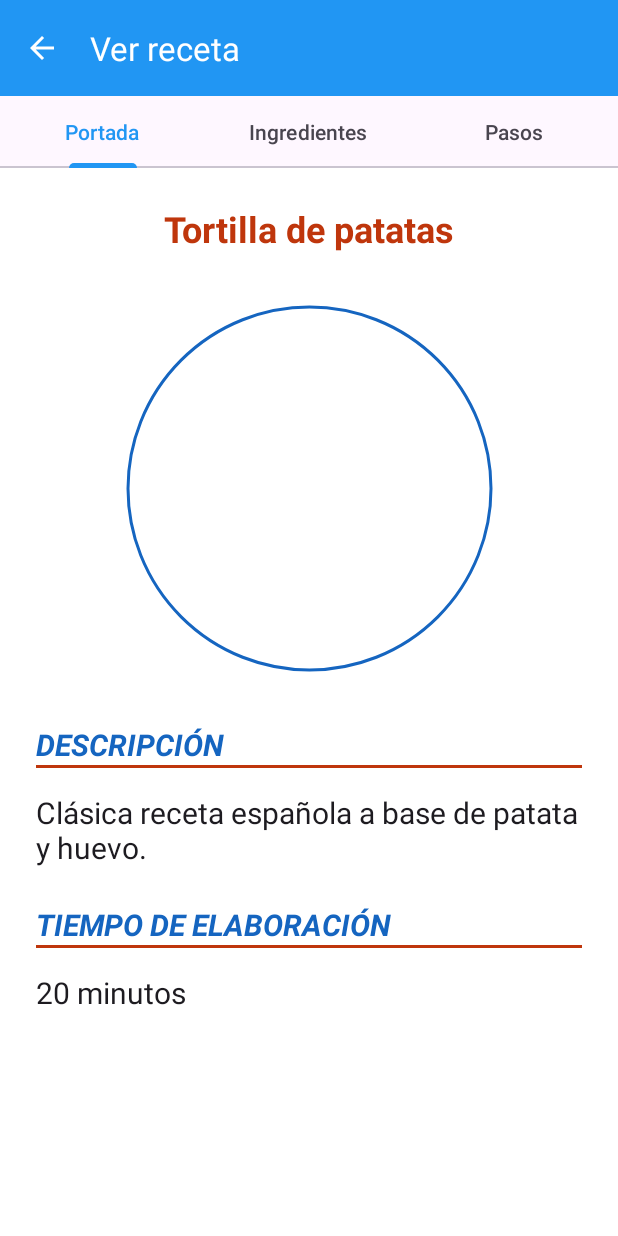
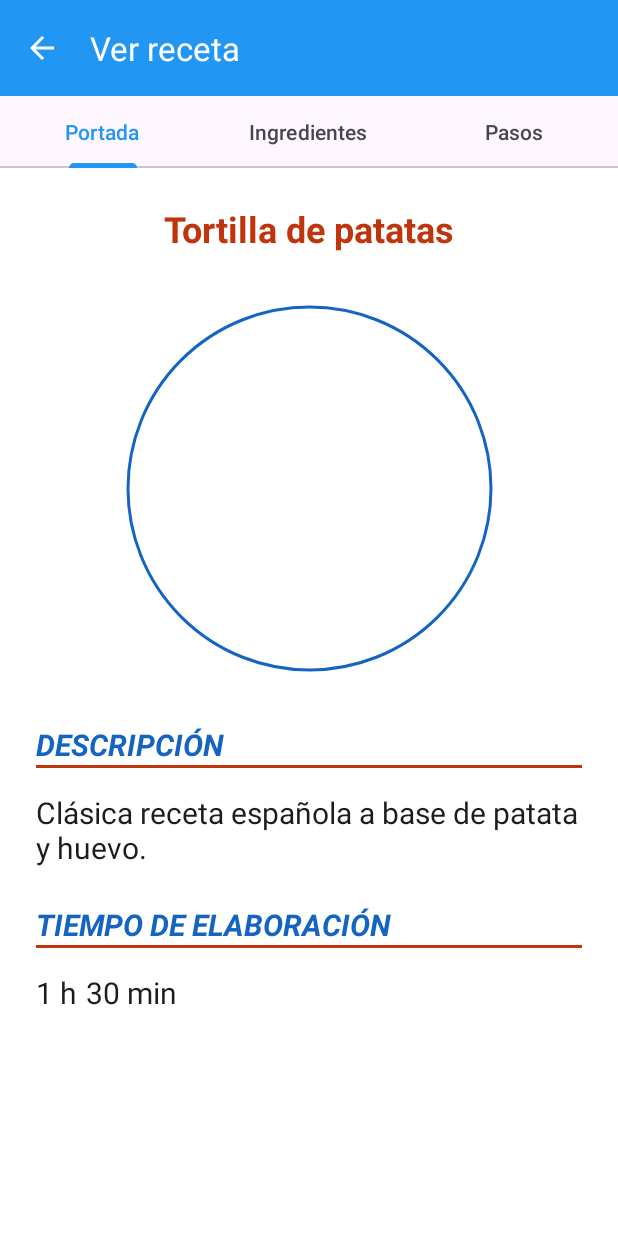
Before and after one commit to overdrive80/RecetasDigitales, an Android app: the VerRecetaTab1Fragment screen opened directly, with no data from a screen before it, on a phone screen of 412 x 824 dp. Run offline under Robolectric (Android 15) with nearby library versions, the phone set to English and light mode, and no system bars; our stand-ins replace Room's generated code.

Commit message:
Añadir gestor de tiempo para formatear salida.

```diff
--- a/app/src/main/res/layout/fragment_ver_receta_tab1.xml
+++ b/app/src/main/res/layout/fragment_ver_receta_tab1.xml
@@ -9,30 +9,30 @@
         android:id="@+id/tvTitulo"
         android:layout_width="0dp"
         android:layout_height="wrap_content"
+        android:gravity="center"
         android:text="Tortilla de patatas"
+        android:textColor="@color/deep_orange_900"
         android:textSize="24sp"
         android:textStyle="bold"
-        android:gravity="center"
-        android:textColor="@color/deep_orange_900"
-        app:layout_constraintTop_toTopOf="parent"
+        app:layout_constraintEnd_toEndOf="parent"
         app:layout_constraintStart_toStartOf="parent"
-        app:layout_constraintEnd_toEndOf="parent" />
+        app:layout_constraintTop_toTopOf="parent" />
 
     <com.google.android.material.imageview.ShapeableImageView
         android:id="@+id/ivImagen"
         android:layout_width="250dp"
         android:layout_height="250dp"
         android:layout_marginTop="32dp"
+        android:adjustViewBounds="true"
         android:padding="4dp"
         android:scaleType="centerCrop"
-        android:adjustViewBounds="true"
+        app:layout_constraintBottom_toTopOf="@id/labelDescripcion"
+        app:layout_constraintEnd_toEndOf="parent"
+        app:layout_constraintStart_toStartOf="parent"
+        app:layout_constraintTop_toBottomOf="@id/tvTitulo"
         app:shapeAppearanceOverlay="@style/FormaRedonda"
         app:strokeColor="@color/blue_800"
-        app:strokeWidth="2dp"
-        app:layout_constraintStart_toStartOf="parent"
-        app:layout_constraintEnd_toEndOf="parent"
-        app:layout_constraintTop_toBottomOf="@id/tvTitulo"
-        app:layout_constraintBottom_toTopOf="@id/labelDescripcion" />
+        app:strokeWidth="2dp" />
 
 
     <TextView
@@ -74,9 +74,9 @@
         android:layout_height="wrap_content"
         android:layout_marginTop="24dp"
         android:text="TIEMPO DE ELABORACIÓN"
-        android:textStyle="italic|bold"
         android:textColor="@color/blue_800"
         android:textSize="20sp"
+        android:textStyle="italic|bold"
         app:layout_constraintStart_toStartOf="parent"
         app:layout_constraintTop_toBottomOf="@id/tvDescripcion" />
 
@@ -89,15 +89,37 @@
         app:layout_constraintStart_toStartOf="parent"
         app:layout_constraintTop_toBottomOf="@id/labelTiempo" />
 
-    <TextView
-        android:id="@+id/tvTiempo"
+    <LinearLayout
+        android:id="@+id/layoutTiempo"
         android:layout_width="wrap_content"
         android:layout_height="wrap_content"
         android:layout_marginTop="16dp"
-        android:text="20 minutos"
-        android:textColor="?attr/colorOnSurface"
-        android:textSize="20sp"
+        android:baselineAligned="false"
+        android:gravity="center_vertical"
+        android:orientation="horizontal"
         app:layout_constraintStart_toStartOf="parent"
-        app:layout_constraintTop_toBottomOf="@id/lineaTiempo" />
+        app:layout_constraintTop_toBottomOf="@id/lineaTiempo">
+
+        <TextView
+            android:id="@+id/tvHoras"
+            android:layout_width="wrap_content"
+            android:layout_height="wrap_content"
+            android:layout_marginRight="6dp"
+            android:text="1 h"
+            android:textColor="?attr/colorOnSurface"
+            android:textSize="20sp"
+            android:visibility="visible" />
+
+        <TextView
+            android:id="@+id/tvMinutos"
+            android:layout_width="wrap_content"
+            android:layout_height="wrap_content"
+            android:text="30 min"
+            android:textColor="?attr/colorOnSurface"
+            android:textSize="20sp"
+            android:visibility="visible" />
+
+    </LinearLayout>
+
 
 </androidx.constraintlayout.widget.ConstraintLayout>
```
Also changed, not shown: app/src/main/java/org/overdrive/recetasdigitales/model/Recetario.java (+7 -4 lines), app/src/main/java/org/overdrive/recetasdigitales/tools/GestorTiempo.java (added, +28 -0 lines), app/src/main/java/org/overdrive/recetasdigitales/view/ver_receta/VerRecetaTab1Fragment.java (+31 -6 lines), 1 other file.
